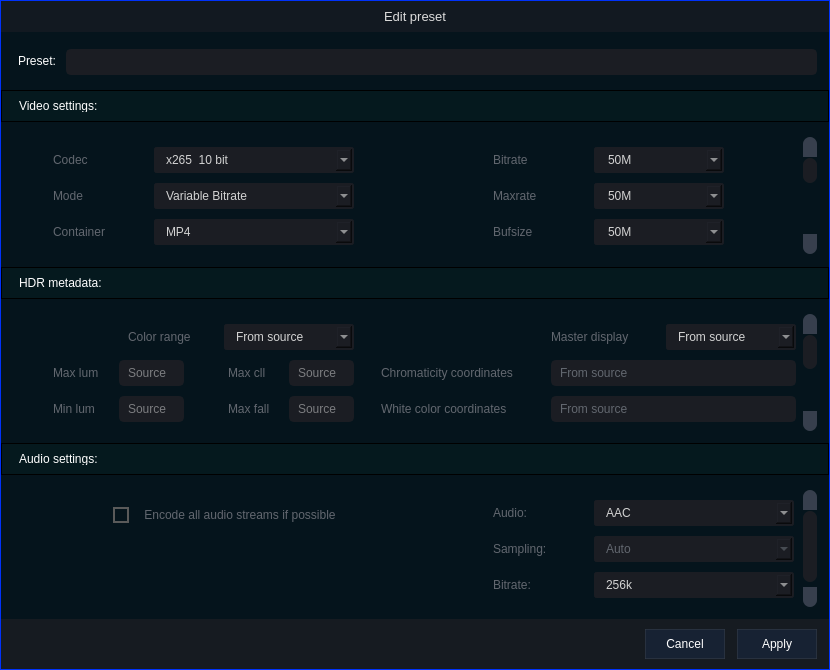
Qt form app/preset.ui (TotalCaesar659/cine-encoder) before a commit.
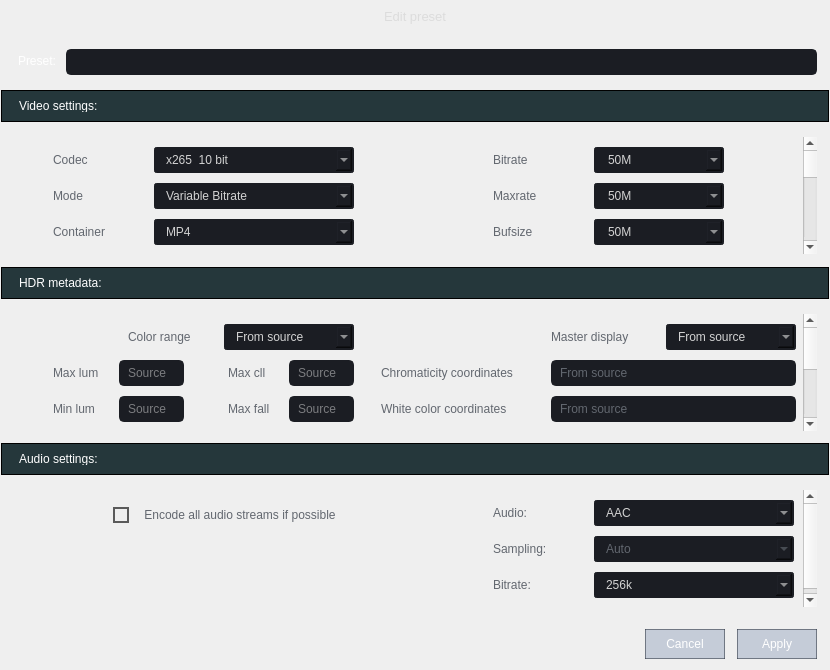
The same form after that commit. Icons and pictures are not drawn.

Patch:
```diff
--- a/app/preset.ui
+++ b/app/preset.ui
@@ -41,9 +41,6 @@
   <property name="toolTip">
    <string/>
   </property>
-  <property name="styleSheet">
-   <string notr="true">background: rgb(0, 50, 250)</string>
-  </property>
   <property name="locale">
    <locale language="English" country="UnitedStates"/>
   </property>
@@ -65,9 +62,6 @@
    </property>
    <item row="0" column="0">
     <widget class="QWidget" name="widget" native="true">
-     <property name="styleSheet">
-      <string notr="true">background: rgb(0, 50, 250)</string>
-     </property>
      <layout class="QGridLayout" name="gridLayout_5">
       <property name="leftMargin">
        <number>1</number>
@@ -104,137 +98,6 @@
         <property name="tabletTracking">
          <bool>true</bool>
         </property>
-        <property name="styleSheet">
-         <string notr="true">QFrame{
-	background-color: rgb(5, 20, 28);
-}
-
-
-
-QScrollBar:horizontal {
-	border: none;
-	background: rgb(52, 59, 72);
-	height: 14px;
-	margin: 0px 21px 0 21px;
-	border-radius: 0px;
-}
-QScrollBar:vertical {
-	border: none;
-	background: rgb(52, 59, 72);
-	width: 14px;
-	margin: 21px 0 21px 0;
-	border-radius: 0px;
- }
-QScrollBar::handle:horizontal {
-	background: rgb(27, 29, 35);
-	min-width: 25px;
-	border-radius: 7px
-}
-QScrollBar::handle:vertical {	
-	background: rgb(27, 29, 35);
-	min-height: 25px;
-	border-radius: 7px
- }
-QScrollBar::add-line:horizontal {
-	border: none;
-	background: rgb(55, 63, 77);
-	width: 20px;
-	border-top-right-radius: 7px;
-	border-bottom-right-radius: 7px;
-	subcontrol-position: right;
-	subcontrol-origin: margin;
-}
-QScrollBar::add-line:vertical {
-	border: none;
-	background: rgb(55, 63, 77);
-	height: 20px;
-	border-bottom-left-radius: 7px;
-	border-bottom-right-radius: 7px;
-	subcontrol-position: bottom;
-	subcontrol-origin: margin;
- }
-QScrollBar::sub-line:horizontal {
-	border: none;
-	background: rgb(55, 63, 77);
-	width: 20px;
-	border-top-left-radius: 7px;
-	border-bottom-left-radius: 7px;
-	subcontrol-position: left;
-	subcontrol-origin: margin;
-}
-QScrollBar::sub-line:vertical {
-	border: none;
-	background: rgb(55, 63, 77);
-	height: 20px;
-	border-top-left-radius: 7px;
-	border-top-right-radius: 7px;
-	subcontrol-position: top;
-	subcontrol-origin: margin;
- }
-QScrollBar::up-arrow:horizontal, QScrollBar::down-arrow:horizontal
-{
-	background: none;
-}
-QScrollBar::up-arrow:vertical, QScrollBar::down-arrow:vertical {
-	background: none;
- }
-QScrollBar::add-page:horizontal, QScrollBar::sub-page:horizontal
-{
-	background: none;
-}
-QScrollBar::add-page:vertical, QScrollBar::sub-page:vertical {
-	background: none;
- }
-
-
-
-QSlider::groove:horizontal {
-    border-radius: 9px;
-    height: 18px;
-	margin: 0px;
-	background-color: rgb(52, 59, 72);
-}
-QSlider::groove:horizontal:hover {
-	background-color: rgb(55, 62, 76);
-}
-QSlider::handle:horizontal {
-    background-color: rgb(85, 170, 255);
-    border: none;
-    height: 18px;
-    width: 18px;
-    margin: 0px;
-	border-radius: 9px;
-}
-QSlider::handle:horizontal:hover {
-    background-color: rgb(105, 180, 255);
-}
-QSlider::handle:horizontal:pressed {
-    background-color: rgb(65, 130, 195);
-}
-QSlider::groove:vertical {
-    border-radius: 9px;
-    width: 18px;
-    margin: 0px;
-	background-color: rgb(52, 59, 72);
-}
-QSlider::groove:vertical:hover {
-	background-color: rgb(55, 62, 76);
-}
-QSlider::handle:vertical {
-    background-color: rgb(85, 170, 255);
-	border: none;
-    height: 18px;
-    width: 18px;
-    margin: 0px;
-	border-radius: 9px;
-}
-QSlider::handle:vertical:hover {
-    background-color: rgb(105, 180, 255);
-}
-QSlider::handle:vertical:pressed {
-    background-color: rgb(65, 130, 195);
-}</string>
-        </property>
         <property name="frameShape">
          <enum>QFrame::NoFrame</enum>
         </property>
@@ -348,9 +211,6 @@
              <height>2160</height>
             </size>
            </property>
-           <property name="styleSheet">
-            <string notr="true">background-color: rgb(5, 20, 28);</string>
-           </property>
            <property name="frameShape">
             <enum>QFrame::NoFrame</enum>
            </property>
@@ -381,9 +241,6 @@
               <property name="autoFillBackground">
                <bool>false</bool>
               </property>
-              <property name="styleSheet">
-               <string notr="true">background-color: rgb(5, 20, 28);</string>
-              </property>
               <property name="frameShape">
                <enum>QFrame::NoFrame</enum>
               </property>
@@ -1672,9 +1529,6 @@
              <height>2160</height>
             </size>
            </property>
-           <property name="styleSheet">
-            <string notr="true">background-color: transparent;</string>
-           </property>
            <property name="frameShape">
             <enum>QFrame::NoFrame</enum>
            </property>
@@ -1705,9 +1559,6 @@
               <property name="autoFillBackground">
                <bool>false</bool>
               </property>
-              <property name="styleSheet">
-               <string notr="true">background-color: rgb(5, 20, 28);</string>
-              </property>
               <property name="frameShape">
                <enum>QFrame::NoFrame</enum>
               </property>
@@ -2218,9 +2069,6 @@
            <property name="acceptDrops">
             <bool>false</bool>
            </property>
-           <property name="styleSheet">
-            <string notr="true">background-color: rgba(27, 29, 35, 150)</string>
-           </property>
            <property name="frameShape">
             <enum>QFrame::NoFrame</enum>
            </property>
@@ -2640,9 +2488,6 @@
              <height>2160</height>
             </size>
            </property>
-           <property name="styleSheet">
-            <string notr="true">background-color: rgb(5, 20, 28);</string>
-           </property>
            <property name="frameShape">
             <enum>QFrame::NoFrame</enum>
            </property>
@@ -2673,9 +2518,6 @@
               <property name="autoFillBackground">
                <bool>false</bool>
               </property>
-              <property name="styleSheet">
-               <string notr="true">background-color: rgb(5, 20, 28);</string>
-              </property>
               <property name="frameShape">
                <enum>QFrame::NoFrame</enum>
               </property>
@@ -4842,7 +4684,7 @@
             </size>
            </property>
            <property name="styleSheet">
-            <string notr="true">background-color: rgba(27, 29, 35, 200)</string>
+            <string notr="true">background-color: transparent;</string>
            </property>
            <property name="frameShape">
             <enum>QFrame::NoFrame</enum>
```
Left out of the diff: 126 changed lines with no effect on the pictures.
